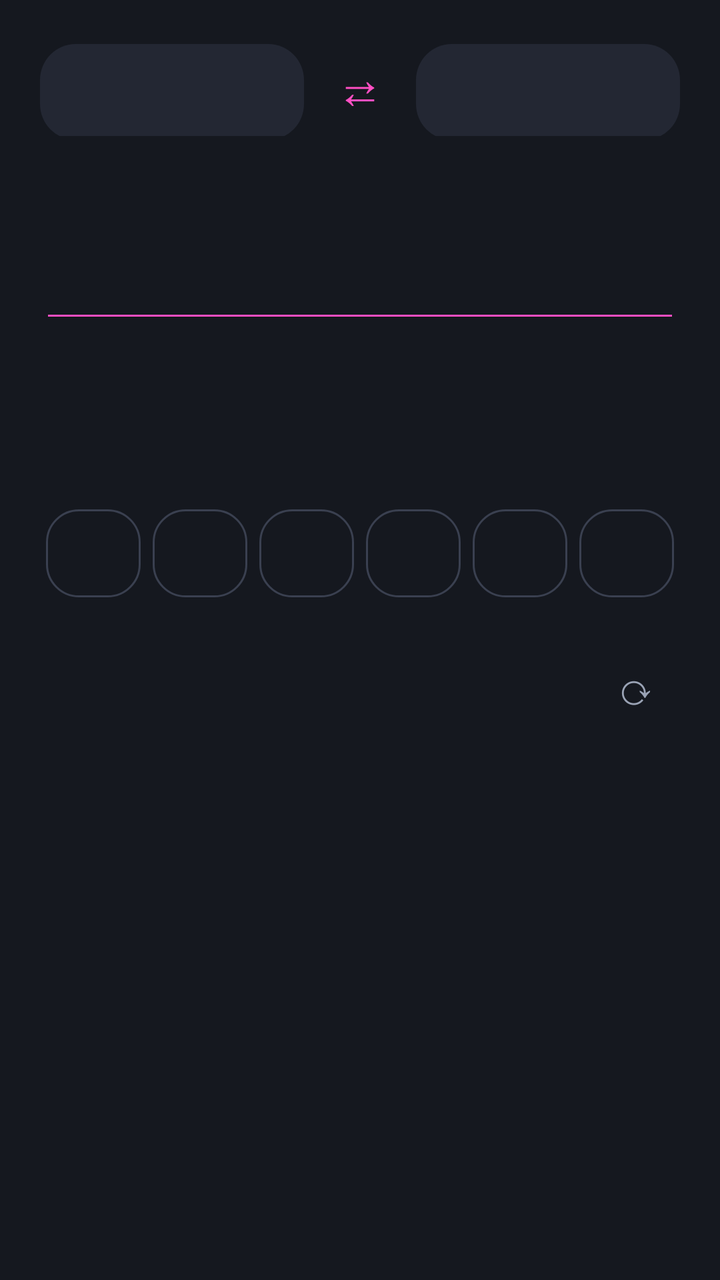
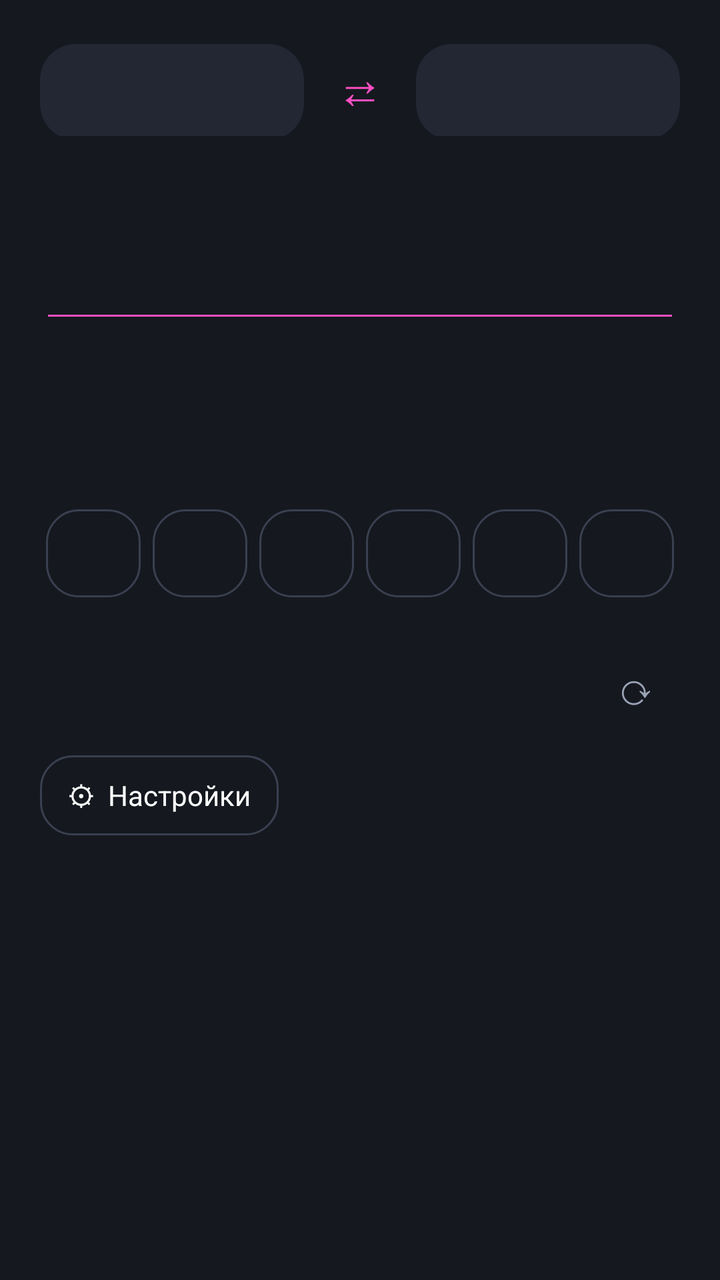

Before-and-after screenshots of an Android layout around one commit, followed by the original layout XML and the change that was made.
<!-- AndroidManifest.xml: application theme android:Theme.Material.NoActionBar -->
<!-- res/layout/activity_main.xml -->
<?xml version="1.0" encoding="utf-8"?>
<LinearLayout xmlns:android="http://schemas.android.com/apk/res/android"
    android:layout_width="match_parent"
    android:layout_height="match_parent"
    android:background="#15181F"
    android:fitsSystemWindows="true"
    android:orientation="vertical"
    android:padding="20dp">

    <TextView android:id="@+id/update_banner" android:layout_width="match_parent" android:layout_height="wrap_content"
        android:layout_marginBottom="16dp" android:background="@drawable/update_bg" android:padding="14dp"
        android:textColor="#FFFFFF" android:textSize="15sp" android:textStyle="bold" android:visibility="gone" />

    <LinearLayout
        android:layout_width="match_parent"
        android:layout_height="wrap_content"
        android:orientation="horizontal">
        <TextView android:id="@+id/from_btn" android:layout_width="0dp" android:layout_height="48dp"
            android:layout_weight="1" android:gravity="center" android:background="@drawable/row_active"
            android:textColor="#FFFFFF" android:textSize="18sp" android:textStyle="bold" />
        <TextView android:id="@+id/swap_btn" android:layout_width="56dp" android:layout_height="48dp"
            android:gravity="center" android:textColor="#FF4FC3" android:textSize="24sp" android:text="⇄" />
        <TextView android:id="@+id/to_btn" android:layout_width="0dp" android:layout_height="48dp"
            android:layout_weight="1" android:gravity="center" android:background="@drawable/row_active"
            android:textColor="#FFFFFF" android:textSize="18sp" android:textStyle="bold" />
    </LinearLayout>

    <EditText android:id="@+id/input" android:layout_width="match_parent" android:layout_height="wrap_content"
        android:layout_marginTop="28dp" android:gravity="end" android:inputType="numberDecimal"
        android:backgroundTint="#FF4FC3" android:textColor="#FFFFFF" android:textColorHint="#5C6578"
        android:textSize="40sp" android:importantForAutofill="no" />

    <TextView android:id="@+id/result" android:layout_width="match_parent" android:layout_height="wrap_content"
        android:layout_marginTop="8dp" android:gravity="end" android:singleLine="true"
        android:textColor="#FF4FC3" android:textSize="40sp" android:textStyle="bold" />

    <LinearLayout
        android:layout_width="match_parent"
        android:layout_height="wrap_content"
        android:layout_marginTop="24dp"
        android:orientation="horizontal">
        <TextView android:id="@+id/a0" style="@style/FxChip" />
        <TextView android:id="@+id/a1" style="@style/FxChip" />
        <TextView android:id="@+id/a2" style="@style/FxChip" />
        <TextView android:id="@+id/a3" style="@style/FxChip" />
        <TextView android:id="@+id/a4" style="@style/FxChip" />
        <TextView android:id="@+id/a5" style="@style/FxChip" />
    </LinearLayout>

    <LinearLayout
        android:layout_width="match_parent"
        android:layout_height="wrap_content"
        android:layout_marginTop="20dp"
        android:gravity="center_vertical"
        android:orientation="horizontal">
        <TextView android:id="@+id/status" android:layout_width="0dp" android:layout_height="wrap_content"
            android:layout_weight="1" android:textColor="#9AA3B5" android:textSize="13sp" />
        <TextView android:id="@+id/refresh_btn" android:layout_width="44dp" android:layout_height="44dp"
            android:gravity="center" android:textColor="#9AA3B5" android:textSize="22sp" android:text="⟳" />
    </LinearLayout>

    <TextView android:id="@+id/version" android:layout_width="match_parent" android:layout_height="wrap_content"
        android:layout_marginTop="8dp" android:gravity="end" android:textColor="#5C6578" android:textSize="11sp" />
</LinearLayout>
<!-- resources referenced by this layout -->
<resources>
  <!-- drawable row_active (drawable) -->
  <?xml version="1.0" encoding="utf-8"?>
  <shape xmlns:android="http://schemas.android.com/apk/res/android">
      <solid android:color="#232733" />
      <corners android:radius="18dp" />
  </shape>
  <!-- drawable update_bg (drawable) -->
  <?xml version="1.0" encoding="utf-8"?>
  <shape xmlns:android="http://schemas.android.com/apk/res/android">
      <solid android:color="#FF4FC3" />
      <corners android:radius="12dp" />
  </shape>
  <style name="FxChip">
          <item name="android:layout_width">0dp</item>
          <item name="android:layout_height">44dp</item>
          <item name="android:layout_weight">1</item>
          <item name="android:layout_margin">3dp</item>
          <item name="android:gravity">center</item>
          <item name="android:background">@drawable/chip</item>
          <item name="android:textColor">#FFFFFF</item>
          <item name="android:textSize">15sp</item>
      </style>
  <!-- drawable chip (drawable) -->
  <?xml version="1.0" encoding="utf-8"?>
  <shape xmlns:android="http://schemas.android.com/apk/res/android">
      <solid android:color="#00000000" />
      <stroke android:width="1dp" android:color="#3A4050" />
      <corners android:radius="16dp" />
  </shape>
</resources>

<!-- the commit's change to res/layout/activity_main.xml (unified diff, before → after) -->
@@ -59,6 +59,16 @@
             android:gravity="center" android:textColor="#9AA3B5" android:textSize="22sp" android:text="⟳" />
     </LinearLayout>
 
-    <TextView android:id="@+id/version" android:layout_width="match_parent" android:layout_height="wrap_content"
-        android:layout_marginTop="8dp" android:gravity="end" android:textColor="#5C6578" android:textSize="11sp" />
+    <LinearLayout
+        android:layout_width="match_parent"
+        android:layout_height="40dp"
+        android:layout_marginTop="12dp"
+        android:gravity="center_vertical"
+        android:orientation="horizontal">
+        <TextView android:id="@+id/settings_btn" android:layout_width="wrap_content" android:layout_height="match_parent"
+            android:background="@drawable/chip" android:gravity="center" android:paddingStart="14dp"
+            android:paddingEnd="14dp" android:text="⚙  Настройки" android:textColor="#FFFFFF" android:textSize="14sp" />
+        <TextView android:id="@+id/version" android:layout_width="0dp" android:layout_height="wrap_content"
+            android:layout_weight="1" android:gravity="end" android:textColor="#5C6578" android:textSize="11sp" />
+    </LinearLayout>
 </LinearLayout>
